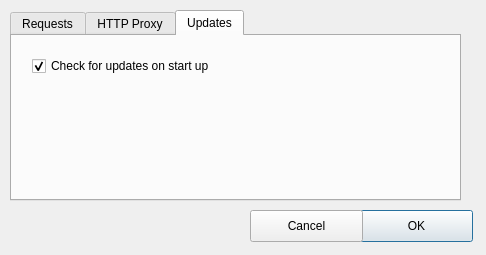
Above: resources/ui/configuration_dialog.ui from namuan/http-rider before the change. Below: the same form after it.
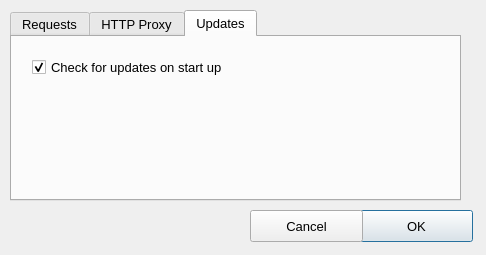
That is the form after the change. The open tabs and pages were chosen to show the change.

Commit message: [Feature] Added Raw Request/Response rendering [Improv] Refactored more files to absolute imports [Improv] Changed font size to 10

Diff of the .ui file:
```diff
--- a/resources/ui/configuration_dialog.ui
+++ b/resources/ui/configuration_dialog.ui
@@ -13,6 +13,11 @@
     <height>255</height>
    </rect>
   </property>
+  <property name="font">
+   <font>
+    <pointsize>10</pointsize>
+   </font>
+  </property>
   <property name="windowTitle">
    <string>Settings</string>
   </property>
@@ -28,6 +33,11 @@
      <height>191</height>
     </rect>
    </property>
+   <property name="font">
+    <font>
+     <pointsize>10</pointsize>
+    </font>
+   </property>
    <property name="currentIndex">
     <number>0</number>
    </property>
```
Left out of the diff: 2 changed lines with no effect on the pictures. The commit also changes 56 other files.
